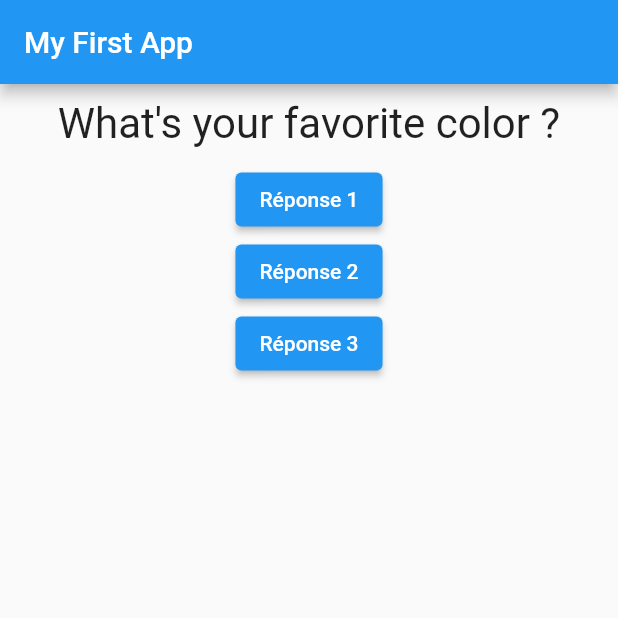
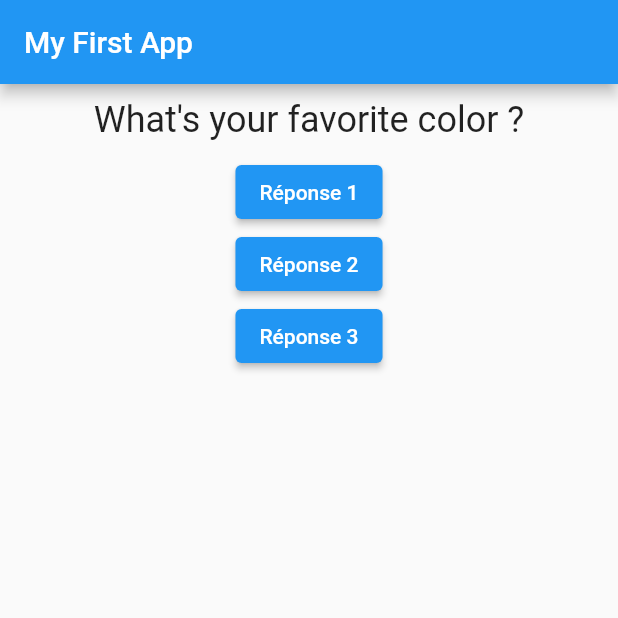
Before and after one commit to kevincalmo/Flutter-Complete-Guide, a Flutter app: the screen it shows after launch, on a phone screen of 412 x 824 dp, the top half of it. Run offline on Flutter 3.47's test engine with Material 2 defaults, Android fonts, the phone set to English and light mode, and no system bars.

Commit message:
Changement de la taille de la police

```diff
--- a/lib/question.dart
+++ b/lib/question.dart
@@ -15,7 +15,7 @@ class Question extends StatelessWidget {
       margin: EdgeInsets.all(10),
       child: Text(
         questionText,
-        style: TextStyle(fontSize: 28),
+        style: TextStyle(fontSize: 24),
         textAlign: TextAlign.center,
       ),
     );
```
